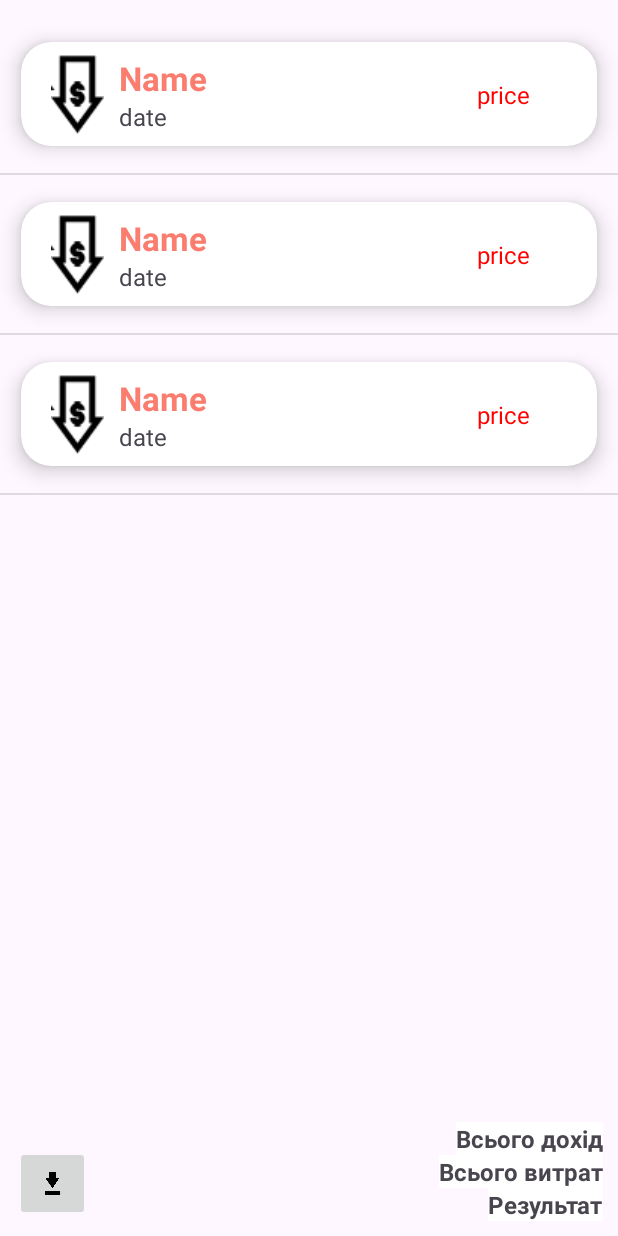
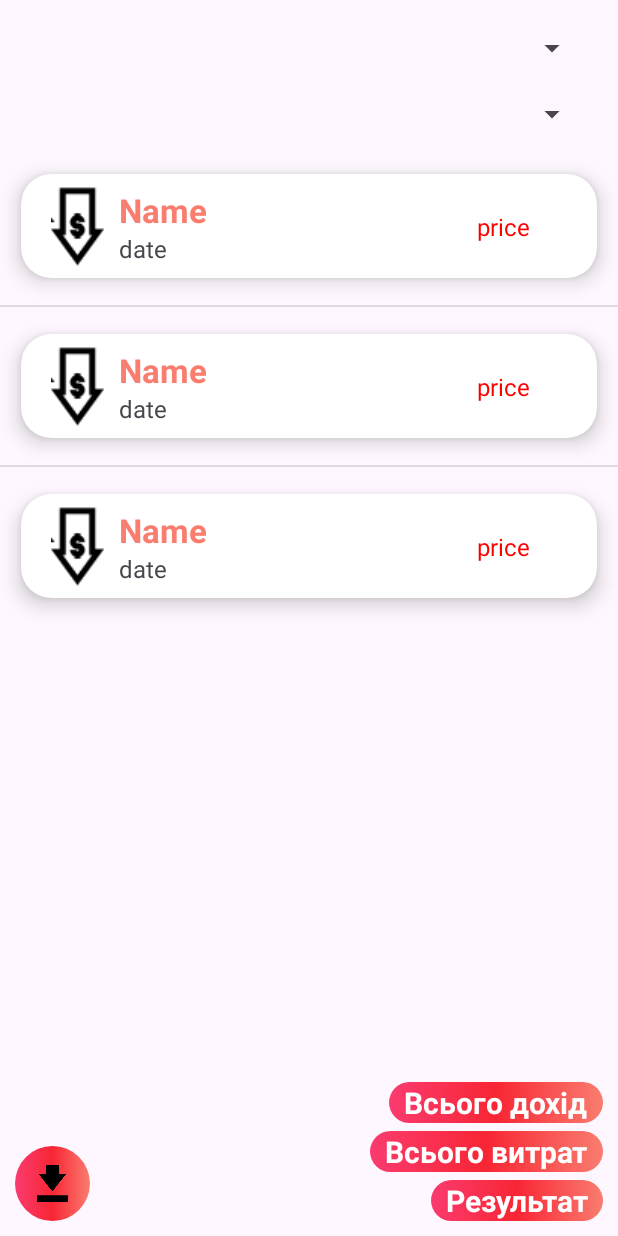
Before and after one commit to dymchenkko/khrtk_course_work_pi-420, an Android app built with Jetpack Compose: the layout activity_report_view.xml on its own in the app's theme, with its tools: preview values and no code run, on a phone screen of 412 x 824 dp. Run offline under Robolectric (Android 15) with nearby library versions, the phone set to English and light mode, and no system bars.

Commit message:
fix: add sorting

```diff
--- a/app/src/main/res/layout/activity_report_view.xml
+++ b/app/src/main/res/layout/activity_report_view.xml
@@ -6,13 +6,28 @@
     android:layout_height="match_parent"
     tools:context=".ReportView">
 
+    <Spinner
+        android:id="@+id/sort_incomes_expenses"
+        android:layout_width="match_parent"
+        android:layout_height="wrap_content"
+        tools:ignore="MissingConstraints"
+        app:layout_constraintTop_toTopOf="parent"
+        android:layout_margin="20dp"/>
+    <Spinner
+        android:id="@+id/extra_sort"
+        app:layout_constraintTop_toBottomOf="@id/sort_incomes_expenses"
+        android:layout_width="match_parent"
+        android:layout_height="0dp"
+        tools:ignore="MissingConstraints"
+        android:layout_margin="20dp"/>
+
     <ListView
         android:id="@+id/list_review"
         android:layout_width="match_parent"
-        android:layout_height="match_parent"
+        android:layout_height="0dp"
         android:layout_marginTop="10dp"
-
         android:textColor="@color/black"
+        app:layout_constraintTop_toBottomOf="@id/extra_sort"
         android:textSize="30sp"
         app:layout_constraintLeft_toLeftOf="parent"
         app:layout_constraintRight_toRightOf="parent"
@@ -24,9 +39,13 @@
         android:layout_width="wrap_content"
         android:layout_height="wrap_content"
         android:layout_marginRight="10dp"
-        android:background="@color/white"
+        android:layout_marginBottom="5dp"
+        android:background="@drawable/button_background"
+        android:paddingStart="10dp"
+        android:paddingEnd="10dp"
         android:text="Всього дохід"
-        android:textSize="16dp"
+        android:textColor="@color/white"
+        android:textSize="20dp"
         android:textStyle="bold"
         app:layout_constraintBottom_toTopOf="@id/expense_sum"
         app:layout_constraintRight_toRightOf="parent" />
@@ -36,9 +55,13 @@
         android:layout_width="wrap_content"
         android:layout_height="wrap_content"
         android:layout_marginRight="10dp"
-        android:background="@color/white"
+        android:layout_marginBottom="5dp"
+        android:background="@drawable/button_background"
+        android:paddingStart="10dp"
+        android:paddingEnd="10dp"
         android:text="Всього витрат"
-        android:textSize="16dp"
+        android:textColor="@color/white"
+        android:textSize="20dp"
         android:textStyle="bold"
         app:layout_constraintBottom_toTopOf="@id/res"
         app:layout_constraintRight_toRightOf="parent" />
@@ -49,9 +72,12 @@
         android:layout_height="wrap_content"
         android:layout_marginRight="10dp"
         android:layout_marginBottom="10dp"
-        android:background="@color/white"
+        android:background="@drawable/button_background"
+        android:paddingStart="10dp"
+        android:paddingEnd="10dp"
         android:text="Результат"
-        android:textSize="16dp"
+        android:textColor="@color/white"
+        android:textSize="20dp"
         android:textStyle="bold"
         app:layout_constraintBottom_toBottomOf="parent"
         app:layout_constraintRight_toRightOf="parent" />
@@ -62,6 +88,7 @@
         android:layout_height="50dp"
         android:layout_marginLeft="10dp"
         android:layout_marginBottom="10dp"
+        android:background="@drawable/button_background"
         android:scaleType="fitXY"
         android:src="@drawable/download"
         app:layout_constraintBottom_toBottomOf="parent"
```
Also changed, not shown: app/src/main/java/com/example/cosmetologistmanager/ReportView.kt (+112 -3 lines), app/src/main/res/values/sort_types.xml (added, +9 -0 lines), app/src/main/res/values/sort_types_alphabet.xml (added, +7 -0 lines), app/src/main/res/values/sort_types_date.xml (added, +7 -0 lines), app/src/main/res/values/sort_types_price.xml (added, +7 -0 lines).
